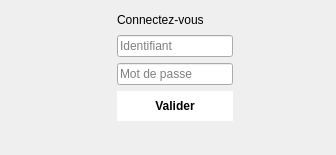
This is login.ui in faugan2/star-grace as Qt 5 draws it before an edit. The edited form follows.
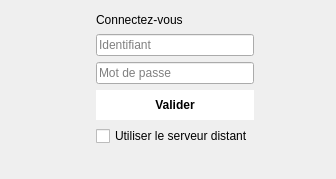
This is the edited form. Icons and pictures are not drawn.

Diff of the .ui file:
```diff
--- a/login.ui
+++ b/login.ui
@@ -7,7 +7,7 @@
     <x>0</x>
     <y>0</y>
     <width>336</width>
-    <height>155</height>
+    <height>179</height>
    </rect>
   </property>
   <property name="windowTitle">
@@ -29,7 +29,7 @@
      <property name="sizeHint" stdset="0">
       <size>
        <width>73</width>
-       <height>20</height>
+       <height>17</height>
       </size>
      </property>
     </spacer>
@@ -92,6 +92,13 @@
        </property>
       </widget>
      </item>
+     <item>
+      <widget class="QCheckBox" name="serveur_distant">
+       <property name="text">
+        <string>Utiliser le serveur distant</string>
+       </property>
+      </widget>
+     </item>
      <item>
       <widget class="QLabel" name="alerte">
        <property name="styleSheet">
@@ -112,8 +119,8 @@
      </property>
      <property name="sizeHint" stdset="0">
       <size>
-       <width>74</width>
-       <height>20</height>
+       <width>72</width>
+       <height>17</height>
       </size>
      </property>
     </spacer>
```
Left out of the diff: 2 changed lines with no effect on the pictures.
